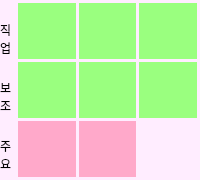
kimmoney/Agricola, file Agricola_Front/data/PersonalField/mycard_small.ui: the form before one commit.
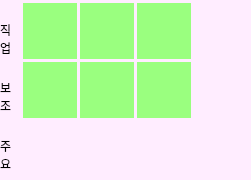
The form after the commit. The open tabs and pages were chosen to show the change.

```diff
--- a/Agricola_Front/data/PersonalField/mycard_small.ui
+++ b/Agricola_Front/data/PersonalField/mycard_small.ui
@@ -6,7 +6,7 @@
    <rect>
     <x>0</x>
     <y>0</y>
-    <width>200</width>
+    <width>251</width>
     <height>180</height>
    </rect>
   </property>
@@ -18,8 +18,8 @@
   </property>
   <property name="maximumSize">
    <size>
-    <width>200</width>
-    <height>180</height>
+    <width>16777215</width>
+    <height>16777215</height>
    </size>
   </property>
   <property name="windowTitle">
@@ -118,7 +118,7 @@
           <number>-1</number>
          </property>
          <property name="rightMargin">
-          <number>3</number>
+          <number>60</number>
          </property>
          <item>
           <widget class="QWidget" name="widget_job_1" native="true">
@@ -167,7 +167,7 @@
        <item>
         <layout class="QHBoxLayout" name="horizontalLayout_2">
          <property name="rightMargin">
-          <number>3</number>
+          <number>60</number>
          </property>
          <item>
           <widget class="QWidget" name="widget_sub_1" native="true">
@@ -280,6 +280,32 @@
              </property>
             </widget>
            </item>
+           <item>
+            <widget class="QWidget" name="widget_main_4" native="true">
+             <property name="sizePolicy">
+              <sizepolicy hsizetype="Minimum" vsizetype="Minimum">
+               <horstretch>0</horstretch>
+               <verstretch>0</verstretch>
+              </sizepolicy>
+             </property>
+             <property name="styleSheet">
+              <string notr="true">background-color: rgb(186, 255, 172);</string>
+             </property>
+            </widget>
+           </item>
+           <item>
+            <widget class="QWidget" name="widget_main_5" native="true">
+             <property name="sizePolicy">
+              <sizepolicy hsizetype="Minimum" vsizetype="Minimum">
+               <horstretch>0</horstretch>
+               <verstretch>0</verstretch>
+              </sizepolicy>
+             </property>
+             <property name="styleSheet">
+              <string notr="true">background-color: rgb(186, 255, 172);</string>
+             </property>
+            </widget>
+           </item>
           </layout>
          </widget>
          <widget class="QWidget" name="stackedWidgetPage2">
@@ -299,35 +325,6 @@
            <property name="bottomMargin">
             <number>0</number>
            </property>
-           <item>
-            <widget class="QWidget" name="widget_main_4" native="true">
-             <property name="sizePolicy">
-              <sizepolicy hsizetype="Minimum" vsizetype="Minimum">
-               <horstretch>0</horstretch>
-               <verstretch>0</verstretch>
-              </sizepolicy>
-             </property>
-             <property name="styleSheet">
-              <string notr="true">background-color: rgb(255, 169, 202);</string>
-             </property>
-            </widget>
-           </item>
-           <item>
-            <widget class="QWidget" name="widget_main_5" native="true">
-             <property name="sizePolicy">
-              <sizepolicy hsizetype="Preferred" vsizetype="Minimum">
-               <horstretch>0</horstretch>
-               <verstretch>0</verstretch>
-              </sizepolicy>
-             </property>
-             <property name="styleSheet">
-              <string notr="true">background-color: rgb(255, 169, 202);</string>
-             </property>
-            </widget>
-           </item>
-           <item>
-            <widget class="QWidget" name="widget_main_6" native="true"/>
-           </item>
           </layout>
          </widget>
         </widget>
```
Left out of the diff: 4 changed lines with no effect on the pictures.
